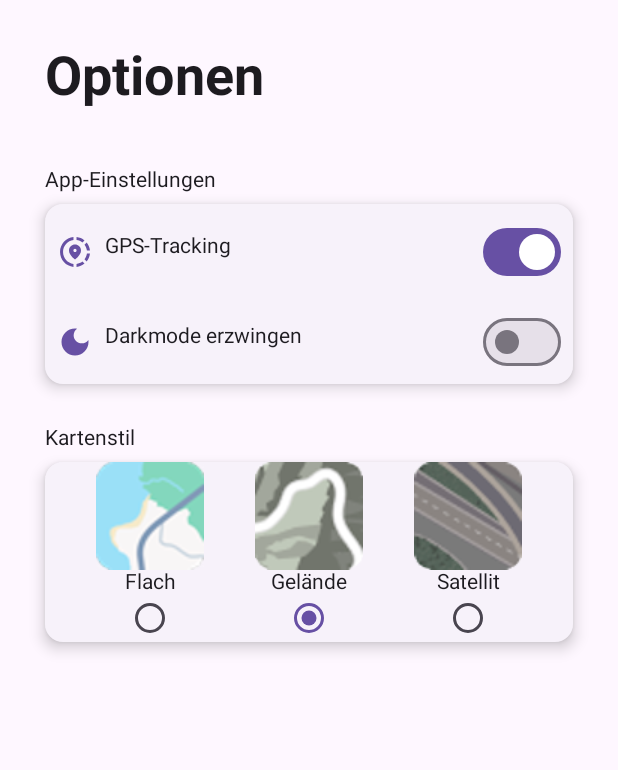
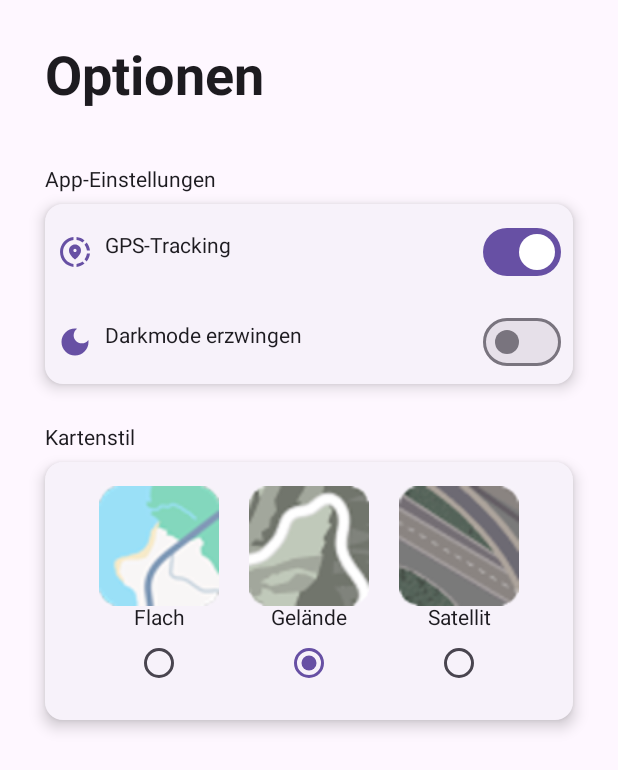
Before and after one commit to MaxOette/TrailBlazer-Frontend, an Android app built with Jetpack Compose: the composable SettingsScreen shown on its own in the app's theme, on a phone screen of 412 x 824 dp. Shown: the top 770 px of the screen. Run offline under Robolectric (Android 15) with nearby library versions, the phone set to English and light mode, and no system bars.

Commit message:
mapstyle setting working - not persistent

```diff
--- a/app/src/main/java/de/max/trailblazerfrontendv1/Util/GeneralConstants.kt
+++ b/app/src/main/java/de/max/trailblazerfrontendv1/Util/GeneralConstants.kt
@@ -3,6 +3,8 @@ package de.max.trailblazerfrontendv1.Util
 import android.content.Context
 import com.google.android.gms.maps.model.LatLng
 import com.google.android.gms.maps.model.LatLngBounds
+import com.google.maps.android.compose.MapType
+import de.max.trailblazerfrontendv1.map.MapsViewModel
 
 class GeneralConstants {
     companion object {
@@ -12,6 +14,8 @@ class GeneralConstants {
         var gpsTrackingEnabled : Boolean = true
         var forceDarkMode : Boolean = false
         var appNavBar : Boolean = false;
+        var mapType : MapType = MapType.TERRAIN
+        lateinit var viewModel : MapsViewModel;
 
         //Constant values
         val cameraBounds : LatLngBounds = LatLngBounds(LatLng(47.270111, 5.86633), LatLng(55.092927, 15.04473))
--- a/app/src/main/java/de/max/trailblazerfrontendv1/map/MapState.kt
+++ b/app/src/main/java/de/max/trailblazerfrontendv1/map/MapState.kt
@@ -29,8 +29,9 @@ import de.max.trailblazerfrontendv1.Util.GeneralConstants
  * #####################################################
  *
  */
+
 data class MapState(
-    val properties: MapProperties = MapProperties(
+    var properties: MapProperties = MapProperties(
         mapType = MapType.TERRAIN, isMyLocationEnabled = true,
         latLngBoundsForCameraTarget = GeneralConstants.cameraBounds,
         maxZoomPreference = GeneralConstants.maxZoom,
--- a/app/src/main/java/de/max/trailblazerfrontendv1/map/MapsViewModel.kt
+++ b/app/src/main/java/de/max/trailblazerfrontendv1/map/MapsViewModel.kt
@@ -6,6 +6,8 @@ import androidx.compose.runtime.setValue
 import androidx.lifecycle.ViewModel
 import com.google.android.gms.maps.model.CameraPosition
 import com.google.android.gms.maps.model.LatLng
+import com.google.maps.android.compose.MapType
+import de.max.trailblazerfrontendv1.Util.GeneralConstants
 import de.max.trailblazerfrontendv1.Util.UserConstants
 import de.max.trailblazerfrontendv1.location.CameraPositionUpdater
 import kotlinx.coroutines.flow.MutableStateFlow
@@ -15,6 +17,10 @@ import kotlinx.coroutines.flow.asStateFlow
 class MapsViewModel : ViewModel(), CameraPositionUpdater {
 
     var state by mutableStateOf(MapState())
+
+    fun updateMapType(mapType: MapType) {
+        state = state.copy(properties = state.properties.copy(mapType = mapType))
+    }
 
     private val _cameraPosition = MutableStateFlow(
         CameraPosition.fromLatLngZoom(LatLng(UserConstants.userLat, UserConstants.userLng), 6f)
--- a/app/src/main/java/de/max/trailblazerfrontendv1/screens/MapScreen.kt
+++ b/app/src/main/java/de/max/trailblazerfrontendv1/screens/MapScreen.kt
@@ -38,6 +38,7 @@ import de.max.trailblazerfrontendv1.ui.dialog.GpsTrackingDisabledDialog
 fun MapScreen(
     viewModel: MapsViewModel = androidx.lifecycle.viewmodel.compose.viewModel(),
 ) {
+    GeneralConstants.viewModel = viewModel
     val applicationContext = GeneralConstants.applicationContext
     if (!GeneralConstants.fetchingGps && GeneralConstants.gpsTrackingEnabled) {
         Intent(applicationContext, LocationService::class.java).apply {
@@ -46,7 +47,7 @@ fun MapScreen(
         }
         GeneralConstants.fetchingGps = true;
     }
-        if (!GeneralConstants.gpsTrackingEnabled){
+    if (!GeneralConstants.gpsTrackingEnabled) {
         GeneralConstants.fetchingGps = false;
         GpsTrackingDisabledDialog(mutableStateOf(true), applicationContext)
     }
--- a/app/src/main/java/de/max/trailblazerfrontendv1/screens/SettingsScreen.kt
+++ b/app/src/main/java/de/max/trailblazerfrontendv1/screens/SettingsScreen.kt
@@ -12,6 +12,7 @@ import androidx.compose.foundation.layout.fillMaxSize
 import androidx.compose.foundation.layout.fillMaxWidth
 import androidx.compose.foundation.layout.height
 import androidx.compose.foundation.layout.padding
+import androidx.compose.foundation.layout.size
 import androidx.compose.material.icons.Icons
 import androidx.compose.material.icons.filled.BrokenImage
 import androidx.compose.material.icons.filled.DarkMode
@@ -49,8 +50,10 @@ import java.io.IOException
 import androidx.datastore.preferences.core.booleanPreferencesKey
 import androidx.datastore.preferences.core.edit
 import androidx.datastore.preferences.core.emptyPreferences
+import com.google.maps.android.compose.MapType
 import de.max.trailblazerfrontendv1.R
 import de.max.trailblazerfrontendv1.Util.datastore.DataStoreSingleton
+import de.max.trailblazerfrontendv1.map.MapsViewModel
 import kotlinx.coroutines.MainScope
 
 @Composable
@@ -303,38 +306,52 @@ fun MapSettingsCard(applicationContext: Context, dataStore: DataStore<Preference
         ),
         modifier = Modifier
             .fillMaxWidth()
-            .height(128.dp)
+            .height(180.dp)
             .padding(top = 8.dp),
     ) {
         Row(
-            modifier = Modifier.fillMaxWidth(),
+            modifier = Modifier.fillMaxWidth().padding(all = 16.dp),
             horizontalArrangement = Arrangement.SpaceEvenly
         ) {
 
-            var selectedOption = remember { mutableIntStateOf(1) }
+            var selectedOption = remember { mutableIntStateOf(GeneralConstants.mapType.value) }
 
             // Erste Spalte
             Column(verticalArrangement = Arrangement.Center,
                 horizontalAlignment = Alignment.CenterHorizontally) {
-                Image(painter = painterResource(id = R.drawable.kartenstil_flat), contentDescription = "Bild 1")
+                Image(painter = painterResource(id = R.drawable.kartenstil_flat), contentDescription = "Kartenstil Flach", modifier = Modifier.size(80.dp))
                 Text(text = "Flach")
-                RadioButton(selected = selectedOption.value == 0, onClick = { selectedOption.intValue = 0 })
+                RadioButton(selected = selectedOption.value == 1, onClick = {
+                    selectedOption.intValue = 1
+                    GeneralConstants.mapType = MapType.NORMAL
+                    GeneralConstants.viewModel.updateMapType(MapType.NORMAL)
+                })
             }
 
             // Zweite Spalte
             Column(verticalArrangement = Arrangement.Center,
                 horizontalAlignment = Alignment.CenterHorizontally) {
-                Image(painter = painterResource(id = R.drawable.kartenstil_terrain), contentDescription = "Bild 2")
+                Image(painter = painterResource(id = R.drawable.kartenstil_terrain), contentDescription = "Kartenstil Gelände", modifier = Modifier.size(80.dp))
                 Text(text = "Gelände")
-                RadioButton(selected = selectedOption.value == 1, onClick = { selectedOption.intValue = 1 })
+                RadioButton(selected = selectedOption.value == 3, onClick = {
+                    selectedOption.intValue = 3
+                    GeneralConstants.mapType = MapType.TERRAIN
+                    GeneralConstants.viewModel.updateMapType(MapType.TERRAIN)
+                })
+
             }
 
             // Dritte Spalte
             Column(verticalArrangement = Arrangement.Center,
                 horizontalAlignment = Alignment.CenterHorizontally) {
-                Image(painter = painterResource(id = R.drawable.kartenstil_sattelite), contentDescription = "Bild 3")
+                Image(painter = painterResource(id = R.drawable.kartenstil_sattelite), contentDescription = "Kartenstil Satellit", modifier = Modifier.size(80.dp))
                 Text(text = "Satellit")
-                RadioButton(selected = selectedOption.value == 2, onClick = { selectedOption.intValue = 2 })
+                RadioButton(selected = selectedOption.value == 4, onClick = {
+                    selectedOption.intValue = 4
+                    GeneralConstants.mapType = MapType.HYBRID
+                    GeneralConstants.viewModel.updateMapType(MapType.HYBRID)
+                })
+
             }
         }
     }
```
Lines whose indentation alone changed are shown as unchanged.
